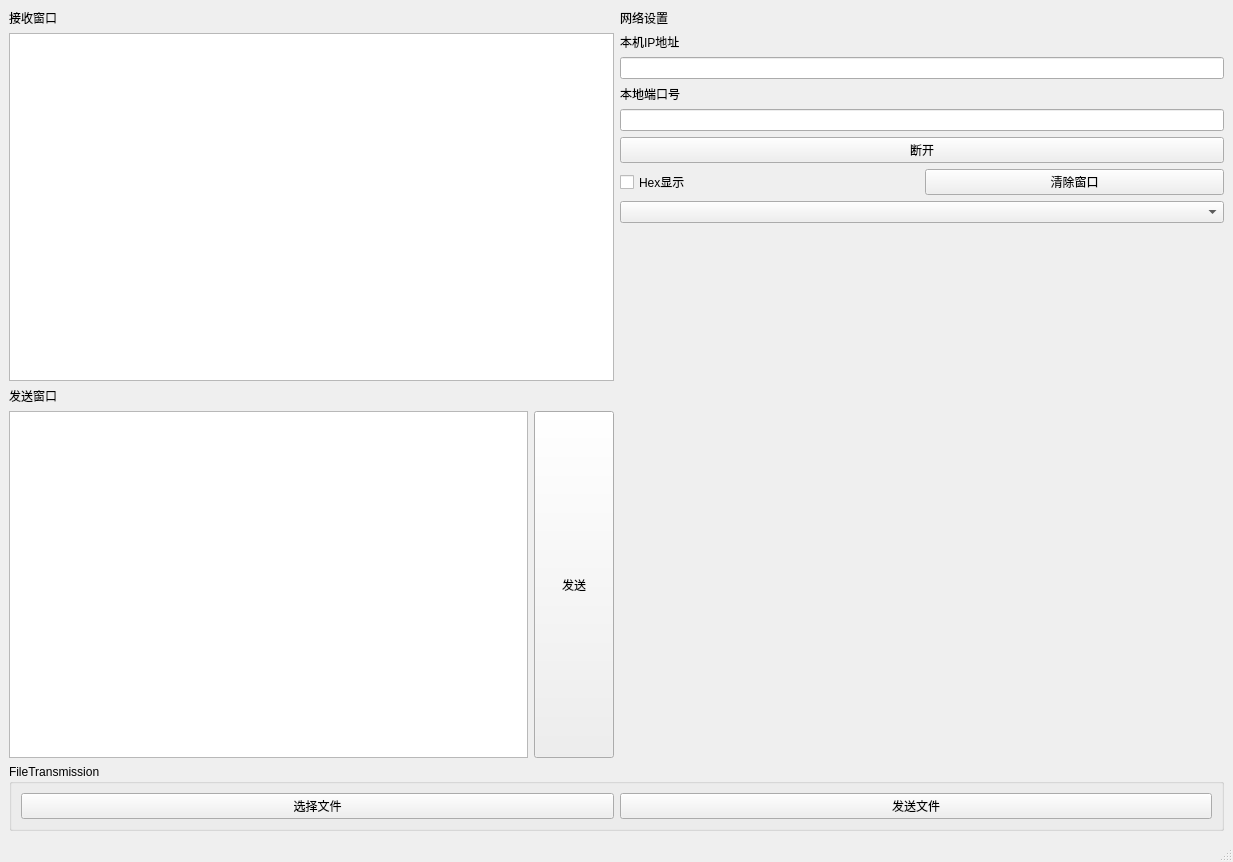
The window that 2_Proj/server/tcpserver.ui (sitakerchen/MultiStereo) describes before a commit, drawn with Qt 5.
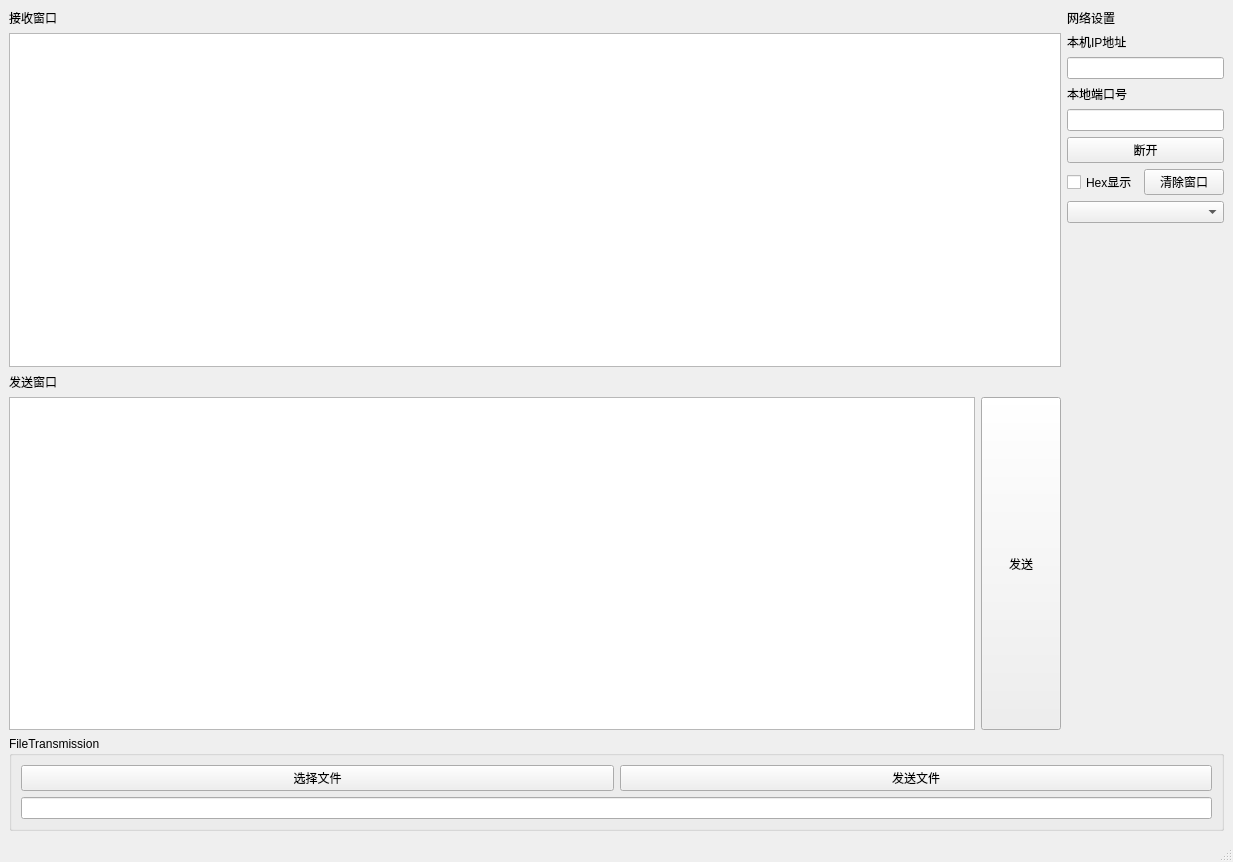
The same window after the commit.

Commit message: add send file function

The edit to the form file:
```diff
--- a/2_Proj/server/tcpserver.ui
+++ b/2_Proj/server/tcpserver.ui
@@ -14,9 +14,9 @@
    <string>MainWindow</string>
   </property>
   <widget class="QWidget" name="centralwidget">
-   <layout class="QVBoxLayout" name="verticalLayout_5">
+   <layout class="QVBoxLayout" name="verticalLayout_6">
     <item>
-     <layout class="QGridLayout" name="gridLayout">
+     <layout class="QGridLayout" name="gridLayout" rowstretch="0,0" columnstretch="5,0">
       <item row="0" column="0" rowspan="2">
        <layout class="QVBoxLayout" name="verticalLayout_4">
         <item>
@@ -132,8 +132,8 @@
         </property>
         <property name="sizeHint" stdset="0">
          <size>
-          <width>17</width>
-          <height>158</height>
+          <width>20</width>
+          <height>40</height>
          </size>
         </property>
        </spacer>
@@ -145,15 +145,17 @@
       <property name="title">
        <string>FileTransmission</string>
       </property>
-      <layout class="QGridLayout" name="gridLayout_2">
-       <item row="0" column="0">
+      <layout class="QVBoxLayout" name="verticalLayout_5">
+       <item>
+        <layout class="QHBoxLayout" name="horizontalLayout_3">
+         <item>
         <widget class="QPushButton" name="pushButton_chooseFile">
          <property name="text">
           <string>选择文件</string>
          </property>
         </widget>
        </item>
-       <item row="0" column="1">
+         <item>
         <widget class="QPushButton" name="pushButton_sendFile">
          <property name="text">
           <string>发送文件</string>
@@ -161,6 +163,11 @@
         </widget>
        </item>
       </layout>
+       </item>
+       <item>
+        <widget class="QLineEdit" name="lineEdit_FileName"/>
+       </item>
+      </layout>
      </widget>
     </item>
    </layout>
```
Left out of the diff: 2 changed lines with no effect on the pictures. Lines whose indentation alone changed are shown as unchanged. The commit also changes 2 other files.
